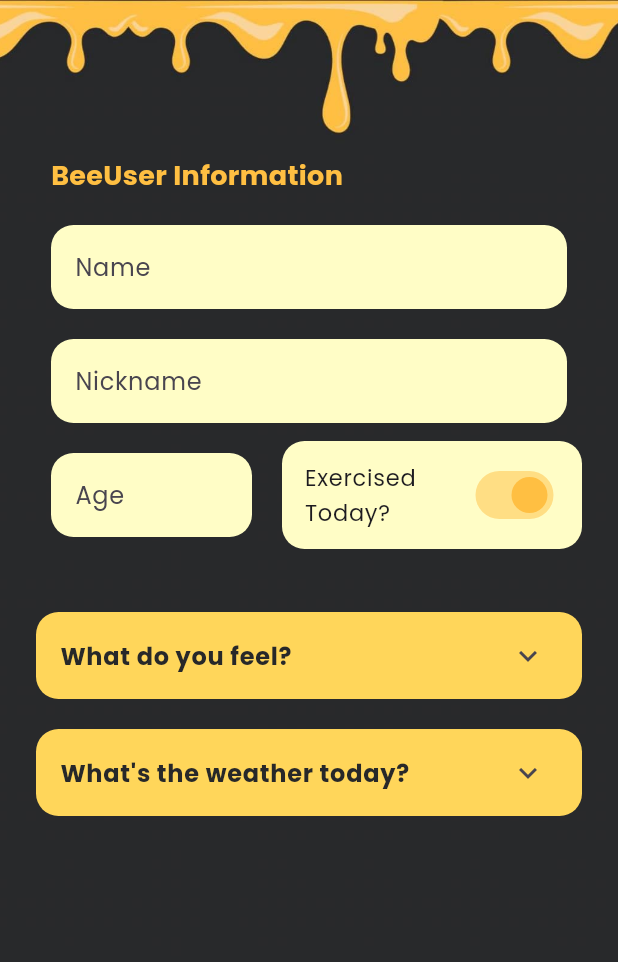
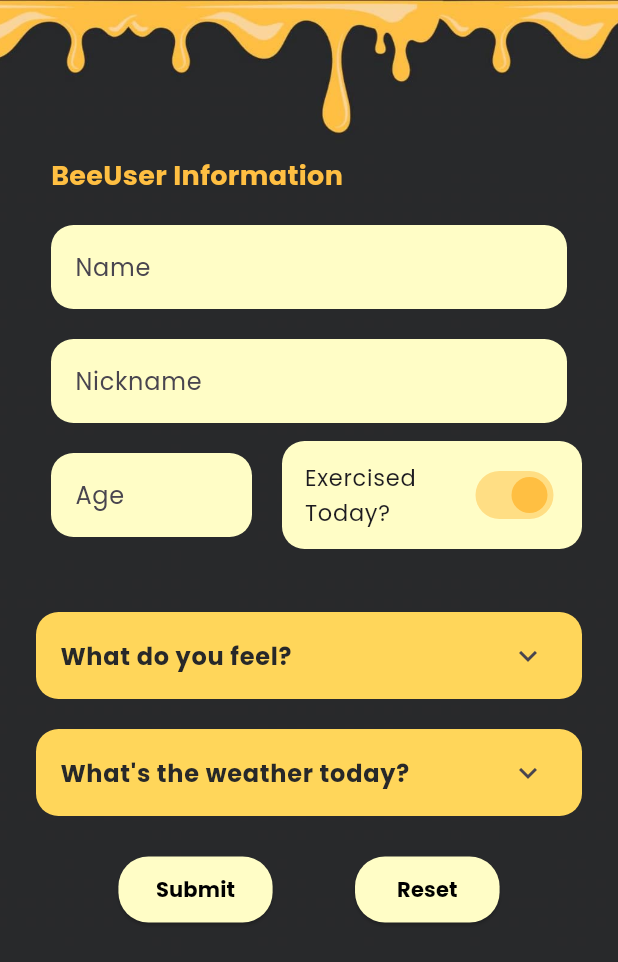
Before and after one commit to dosaniii/mood-tracker-app, a Flutter app: the screen it shows after launch, on a phone screen of 412 x 824 dp. Shown: the top 962 px of the screen. Run offline on Flutter 3.47's test engine with Material 3 defaults, Android fonts, the phone set to English and light mode, and no system bars; accounts and stored records are empty.

Commit message:
Feat: Added a button for submitting and resetting a user form.

```diff
--- a/lib/form_sample.dart
+++ b/lib/form_sample.dart
@@ -457,6 +457,9 @@ class _FormSampleState extends State<FormSample> {
                                       _emotionIntensity = value;
                                     });
                                   },
+                                  activeColor: Color(0xFFFFBF42),
+                                  //inactiveThumbColor: Color(0xFF272829),
+                                  //inactiveTrackColor: Colors.amber,
                                 ),
                               ],
                             ),
@@ -534,6 +537,121 @@ class _FormSampleState extends State<FormSample> {
                     ),
                   ],
                 ),
+
+                // --SUBMIT AND RESET BUTTONS
+              ],
+            ),
+
+            SizedBox(height: 15),
+
+            Row(
+              mainAxisAlignment: MainAxisAlignment.spaceEvenly,
+              children: [
+                SizedBox(
+                  child: Row(
+                    mainAxisAlignment: MainAxisAlignment.spaceEvenly,
+                    children: [
+                      // submit button
+                      ElevatedButton(
+                        onPressed: _submitForm,
+                        style: ElevatedButton.styleFrom(
+                          backgroundColor: Color(0xFFFFFDC6),
+                          foregroundColor: Color.fromARGB(255, 255, 218, 108),
+                          padding: EdgeInsets.symmetric(
+                            horizontal: 25,
+                            vertical: 12,
+                          ),
+                          shape: RoundedRectangleBorder(
+                            borderRadius: BorderRadius.circular(20),
+                          ),
+                        ),
+                        child: Text(
+                          "Submit",
+                          style: TextStyle(
+                            color: Colors.black,
+                            fontWeight: FontWeight.bold,
+                          ),
+                        ),
+                      ),
+                    ],
+                  ),
+                ),
+
+                SizedBox(
+                  child: Row(
+                    mainAxisAlignment: MainAxisAlignment.spaceEvenly,
+                    children: [
+                      // submit button
+                      ElevatedButton(
+                        onPressed: _resetForm,
+                        style: ElevatedButton.styleFrom(
+                          backgroundColor: Color(0xFFFFFDC6),
+                          foregroundColor: Color.fromARGB(255, 255, 218, 108),
+                          padding: EdgeInsets.symmetric(
+                            horizontal: 28,
+                            vertical: 12,
+                          ),
+                          shape: RoundedRectangleBorder(
+                            borderRadius: BorderRadius.circular(20),
+                          ),
+                        ),
+                        child: Text(
+                          "Reset",
+                          style: TextStyle(
+                            color: Colors.black,
+                            fontWeight: FontWeight.bold,
+                          ),
+                        ),
+                      ),
+                    ],
+                  ),
+                ),
+              ],
+            ),
+          ],
+        ),
+      ),
+    );
+  }
+}
+
+                            //           Padding(
+                            //             padding: const EdgeInsets.all(8.0),
+                            //             child: Row(
+                            //               mainAxisAlignment: MainAxisAlignment.spaceEvenly,
+                            //               children: [
+                            //                 // Submit Button
+                            //                 ElevatedButton(
+                            //                   onPressed: _submitForm,
+                            //                   style: ElevatedButton.styleFrom(
+                            //                     backgroundColor: Color(0xFFFFFDC6),
+
+                            //                     /// Background color
+                            //                     foregroundColor: Color.fromARGB(
+                            //                       255,
+                            //                       255,
+                            //                       218,
+                            //                       108,
+                            //                     ), // Text color
+                            //                     padding: EdgeInsets.symmetric(
+                            //                       horizontal: 20,
+                            //                       vertical: 12,
+                            //                     ), // Button padding
+                            //                     shape: RoundedRectangleBorder(
+                            //                       borderRadius: BorderRadius.circular(
+                            //                         20,
+                            //                       ), // Rounded corners
+                            //                     ),
+                            //                   ),
+                            //                   child: Text(
+                            //                     'Submit',
+                            //                     style: TextStyle(
+                            //                       color: Colors.black,
+                            //                       fontWeight: FontWeight.bold,
+                            //                     ),
+                            //                   ),
+                            //                 ),
+
                             //                 // Reset Button
                             //                 ElevatedButton(
                             //                   onPressed: _resetForm,
@@ -573,15 +691,3 @@ class _FormSampleState extends State<FormSample> {
                             //     ),
                             //   ],
                             // ),
-
-                // SizedBox(height: 15), // Add spacing between the two containers
-                // Divider(thickness: 2, color: Color(0xFF5B4689)),
-                // SizedBox(height: 10),
-              ],
-            ),
-          ],
-        ),
-      ),
-    );
-  }
-}
```
Lines whose indentation alone changed are shown as unchanged.
